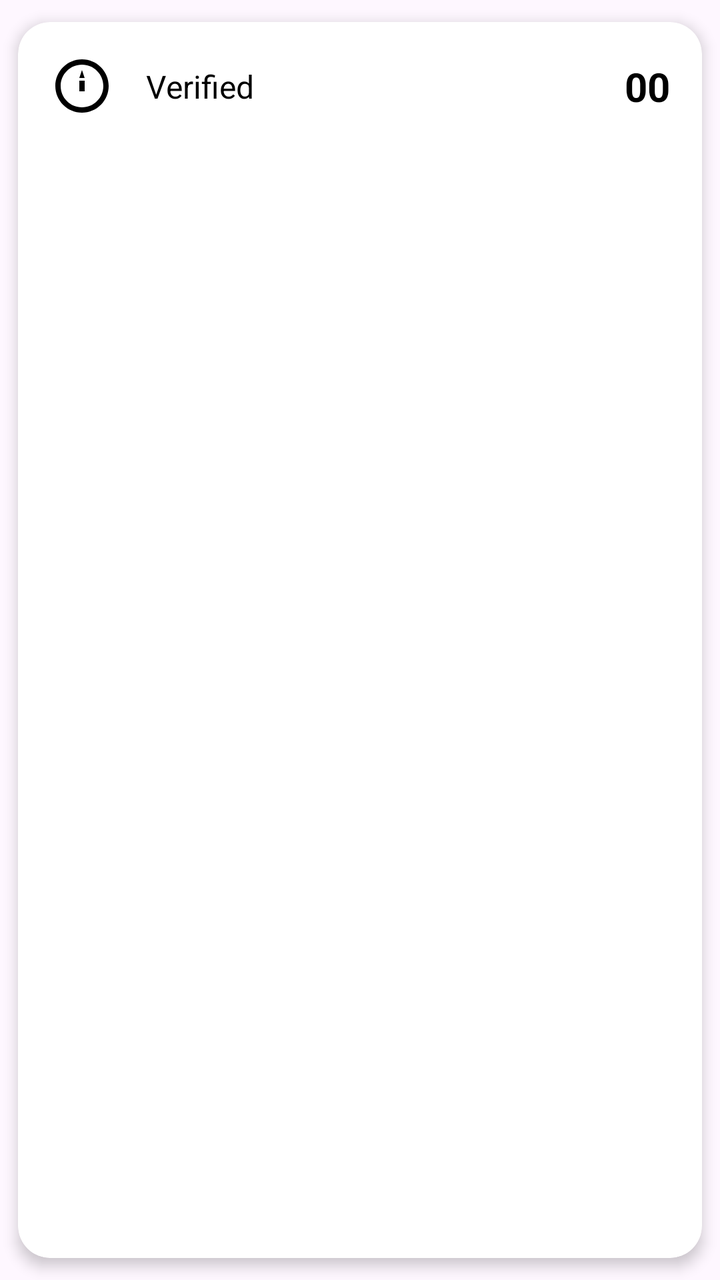
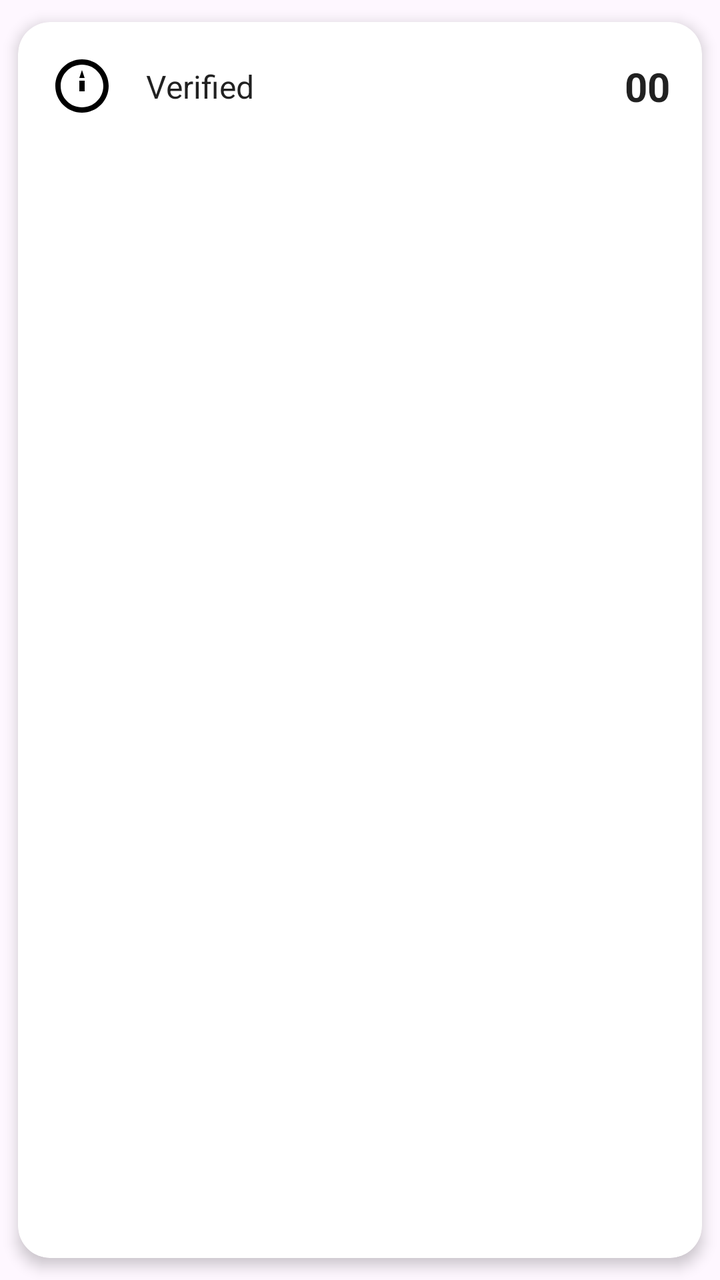

Before-and-after screenshots of an Android layout around one commit, followed by the original layout XML and the change that was made.
<!-- AndroidManifest.xml: application theme Theme.MicroCredential -->
<!-- res/layout/item_certificate_stat_small.xml -->
<?xml version="1.0" encoding="utf-8"?>
<androidx.cardview.widget.CardView xmlns:android="http://schemas.android.com/apk/res/android"
    xmlns:app="http://schemas.android.com/apk/res-auto"
    android:layout_width="match_parent"
    android:layout_height="wrap_content"
    app:cardCornerRadius="16dp"
    app:cardElevation="4dp"
    app:cardUseCompatPadding="true">

    <androidx.constraintlayout.widget.ConstraintLayout
        android:layout_width="match_parent"
        android:layout_height="wrap_content"
        android:padding="16dp">

        <ImageView
            android:id="@+id/iv_cert_icon"
            android:layout_width="32dp"
            android:layout_height="32dp"
            android:src="@drawable/ic_certificate"
            app:layout_constraintBottom_toBottomOf="parent"
            app:layout_constraintStart_toStartOf="parent"
            app:layout_constraintTop_toTopOf="parent" />

        <TextView
            android:id="@+id/tv_cert_label"
            android:layout_width="wrap_content"
            android:layout_height="wrap_content"
            android:layout_marginStart="16dp"
            android:text="Verified"
            android:textColor="@android:color/black"
            android:textSize="16sp"
            app:layout_constraintBottom_toBottomOf="parent"
            app:layout_constraintStart_toEndOf="@+id/iv_cert_icon"
            app:layout_constraintTop_toTopOf="parent" />

        <TextView
            android:id="@+id/tv_verified_certs"
            android:layout_width="wrap_content"
            android:layout_height="wrap_content"
            android:text="00"
            android:textColor="@android:color/black"
            android:textSize="20sp"
            android:textStyle="bold"
            app:layout_constraintBottom_toBottomOf="parent"
            app:layout_constraintEnd_toEndOf="parent"
            app:layout_constraintTop_toTopOf="parent" />

    </androidx.constraintlayout.widget.ConstraintLayout>

</androidx.cardview.widget.CardView>
<!-- resources referenced by this layout -->
<resources>
  <!-- drawable ic_certificate (drawable) -->
  <vector xmlns:android="http://schemas.android.com/apk/res/android"
      android:width="24dp"
      android:height="24dp"
      android:viewportWidth="24"
      android:viewportHeight="24">
      <path
          android:fillColor="@android:color/black"
          android:pathData="M12,2C6.48,2 2,6.48 2,12s4.48,10 10,10 10,-4.48 10,-10S17.52,2 12,2zM12,20c-4.41,0 -8,-3.59 -8,-8s3.59,-8 8,-8 8,3.59 8,8 -3.59,8 -8,8z"/>
      <path
          android:fillColor="@android:color/black"
          android:pathData="M12,6l-1,3h2l-1,-3zM11,10v4h2v-4h-2z"/>
  </vector>
  <style name="Theme.MicroCredential" parent="Base.Theme.MicroCredential" />
  <style name="Base.Theme.MicroCredential" parent="Theme.Material3.DayNight.NoActionBar">
          
          
      </style>
</resources>

<!-- the commit's change to res/layout/item_certificate_stat_small.xml (unified diff, before → after) -->
@@ -27,7 +27,7 @@
             android:layout_height="wrap_content"
             android:layout_marginStart="16dp"
             android:text="Verified"
-            android:textColor="@android:color/black"
+            android:textColor="@color/text_primary"
             android:textSize="16sp"
             app:layout_constraintBottom_toBottomOf="parent"
             app:layout_constraintStart_toEndOf="@+id/iv_cert_icon"
@@ -38,7 +38,7 @@
             android:layout_width="wrap_content"
             android:layout_height="wrap_content"
             android:text="00"
-            android:textColor="@android:color/black"
+            android:textColor="@color/text_primary"
             android:textSize="20sp"
             android:textStyle="bold"
             app:layout_constraintBottom_toBottomOf="parent"
<!-- resource entries referenced after the edit -->
@@ -1,5 +1,6 @@
 <!-- resources referenced by this layout -->
 <resources>
+  <color name="text_primary">#DE000000</color>
   <!-- drawable ic_certificate (drawable) -->
   <vector xmlns:android="http://schemas.android.com/apk/res/android"
       android:width="24dp"
